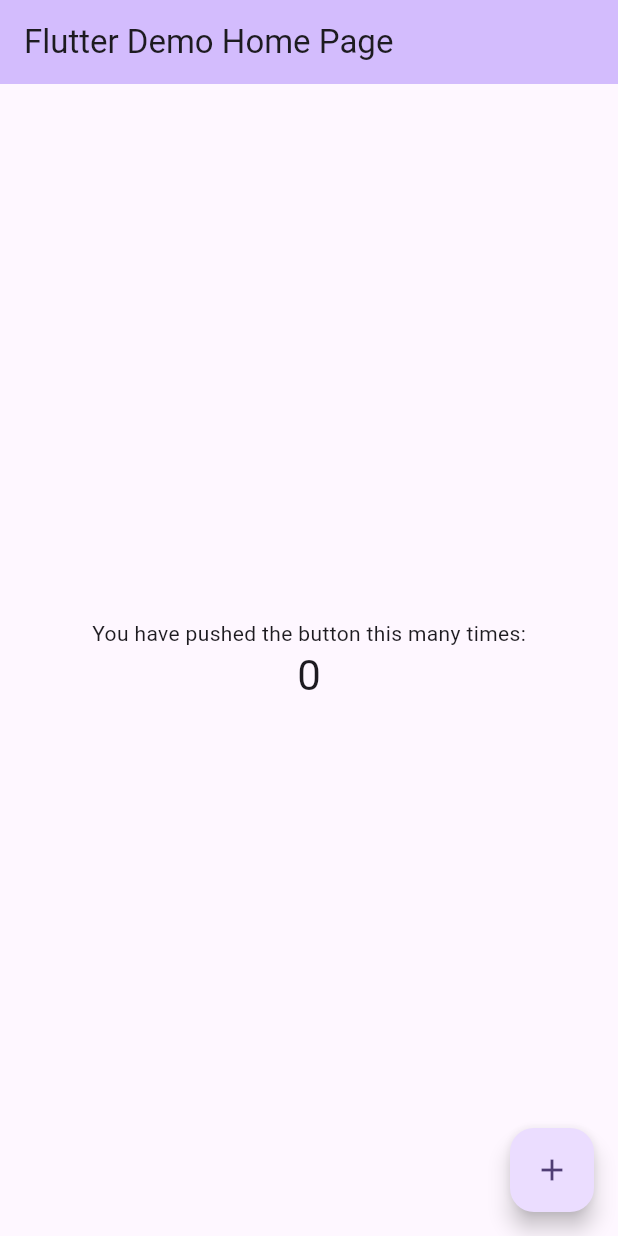
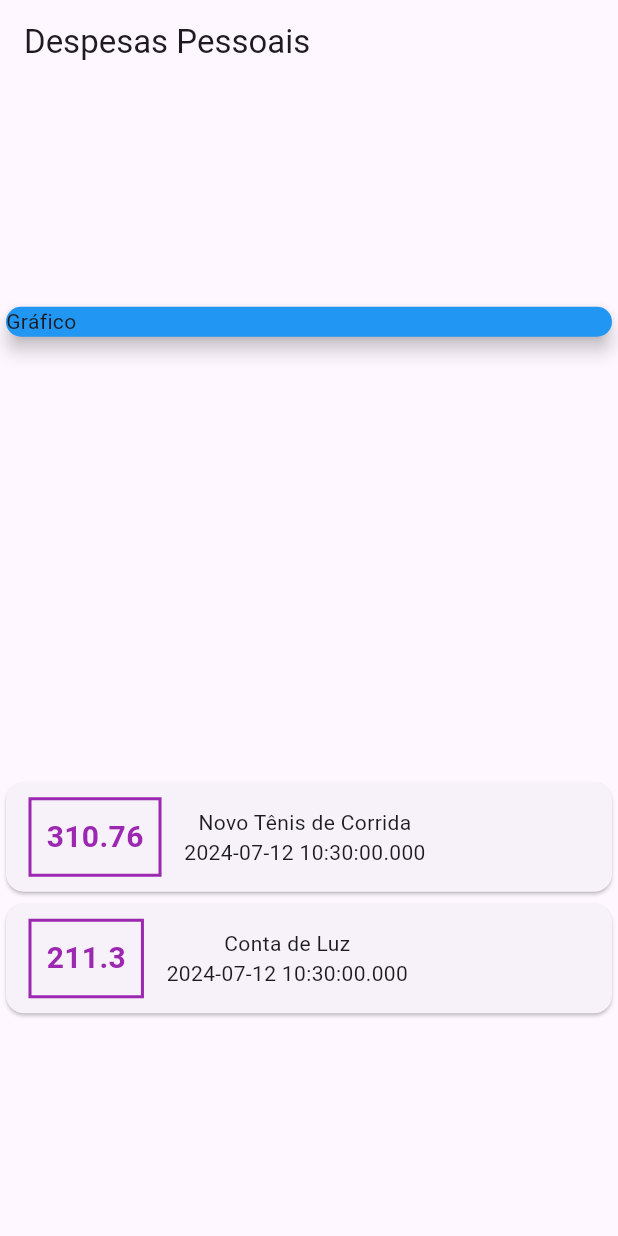
Before and after one commit to Jennyads/expenses-flutter, a Flutter app: the screen it shows after launch, on a phone screen of 412 x 824 dp. Run offline on Flutter 3.47's test engine with Material 3 defaults, Android fonts, the phone set to English and light mode, and no system bars.

Commit message:
added style

```diff
--- a/lib/main.dart
+++ b/lib/main.dart
@@ -1,125 +1,89 @@
 import 'package:flutter/material.dart';
+import 'models/transaction.dart';
 
-void main() {
-  runApp(const MyApp());
+main() => runApp(const ExpensesApp());
+
+class ExpensesApp extends StatelessWidget {
+  const ExpensesApp({Key? key}) : super(key: key);
+  @override
+  Widget build(BuildContext context) {
+    return MaterialApp(home: MyHomePage());
+  }
 }
 
-class MyApp extends StatelessWidget {
-  const MyApp({super.key});
+class MyHomePage extends StatelessWidget {
+  MyHomePage({Key? key}) : super(key: key);
+  final _transactions = [
+    Transaction(
+      id: 't1',
+      title: 'Novo Tênis de Corrida',
+      value: 310.76,
+      date: DateTime.now(),
+    ),
+    Transaction(
+      id: 't2',
+      title: 'Conta de Luz',
+      value: 211.30,
+      date: DateTime.now(),
+    ),
+  ];
 
-  // This widget is the root of your application.
   @override
   Widget build(BuildContext context) {
-    return MaterialApp(
-      title: 'Flutter Demo',
-      theme: ThemeData(
-        // This is the theme of your application.
-        //
-        // TRY THIS: Try running your application with "flutter run". You'll see
-        // the application has a purple toolbar. Then, without quitting the app,
-        // try changing the seedColor in the colorScheme below to Colors.green
-        // and then invoke "hot reload" (save your changes or press the "hot
-        // reload" button in a Flutter-supported IDE, or press "r" if you used
-        // the command line to start the app).
-        //
-        // Notice that the counter didn't reset back to zero; the application
-        // state is not lost during the reload. To reset the state, use hot
-        // restart instead.
-        //
-        // This works for code too, not just values: Most code changes can be
-        // tested with just a hot reload.
-        colorScheme: ColorScheme.fromSeed(seedColor: Colors.deepPurple),
-        useMaterial3: true,
+    return Scaffold(
+      appBar: AppBar(
+        title: const Text('Despesas Pessoais'),
       ),
-      home: const MyHomePage(title: 'Flutter Demo Home Page'),
+      body: Column(
+        mainAxisAlignment: MainAxisAlignment.spaceAround,
+        crossAxisAlignment: CrossAxisAlignment.stretch,
+        children: [
+          const SizedBox(
+            child: Card(
+              color: Colors.blue,
+              child: Text('Gráfico'),
+              elevation: 5,
+            ),
+          ),
+          Column(
+            children: _transactions.map((tr) {
+              return Card(
+                child: Row(
+                  children: [
+                    Container(
+                      margin: const EdgeInsets.symmetric(
+                        horizontal: 15,
+                        vertical: 10,
+                      ),
+                      decoration: BoxDecoration(
+                        border: Border.all(
+                          color: Colors.purple,
+                          width: 2,
+                        ),
+                      ),
+                      padding: const EdgeInsets.all(10),
+                      child: Text(
+                        tr.value.toString(),
+                        style: const TextStyle(
+                          fontWeight: FontWeight.bold,
+                          fontSize: 20,
+                          color: Colors.purple,
+                        ),
+                      ),
+                    ),
+                    Column(
+                      children: [
+                        Text(tr.title),
+                        Text(tr.date.toString()),
+                      ],
+                    ),
+                  ],
+                ),
+              );
+            }).toList(),
+          ),
+        ],
+      ),
     );
   }
 }
-
-class MyHomePage extends StatefulWidget {
-  const MyHomePage({super.key, required this.title});
-
-  // This widget is the home page of your application. It is stateful, meaning
-  // that it has a State object (defined below) that contains fields that affect
-  // how it looks.
-
-  // This class is the configuration for the state. It holds the values (in this
-  // case the title) provided by the parent (in this case the App widget) and
-  // used by the build method of the State. Fields in a Widget subclass are
-  // always marked "final".
-
-  final String title;
-
-  @override
-  State<MyHomePage> createState() => _MyHomePageState();
-}
-
-class _MyHomePageState extends State<MyHomePage> {
-  int _counter = 0;
-
-  void _incrementCounter() {
-    setState(() {
-      // This call to setState tells the Flutter framework that something has
-      // changed in this State, which causes it to rerun the build method below
-      // so that the display can reflect the updated values. If we changed
-      // _counter without calling setState(), then the build method would not be
-      // called again, and so nothing would appear to happen.
-      _counter++;
-    });
-  }
-
-  @override
-  Widget build(BuildContext context) {
-    // This method is rerun every time setState is called, for instance as done
-    // by the _incrementCounter method above.
-    //
-    // The Flutter framework has been optimized to make rerunning build methods
-    // fast, so that you can just rebuild anything that needs updating rather
-    // than having to individually change instances of widgets.
-    return Scaffold(
-      appBar: AppBar(
-        // TRY THIS: Try changing the color here to a specific color (to
-        // Colors.amber, perhaps?) and trigger a hot reload to see the AppBar
-        // change color while the other colors stay the same.
-        backgroundColor: Theme.of(context).colorScheme.inversePrimary,
-        // Here we take the value from the MyHomePage object that was created by
-        // the App.build method, and use it to set our appbar title.
-        title: Text(widget.title),
-      ),
-      body: Center(
-        // Center is a layout widget. It takes a single child and positions it
-        // in the middle of the parent.
-        child: Column(
-          // Column is also a layout widget. It takes a list of children and
-          // arranges them vertically. By default, it sizes itself to fit its
-          // children horizontally, and tries to be as tall as its parent.
-          //
-          // Column has various properties to control how it sizes itself and
-          // how it positions its children. Here we use mainAxisAlignment to
-          // center the children vertically; the main axis here is the vertical
-          // axis because Columns are vertical (the cross axis would be
-          // horizontal).
-          //
-          // TRY THIS: Invoke "debug painting" (choose the "Toggle Debug Paint"
-          // action in the IDE, or press "p" in the console), to see the
-          // wireframe for each widget.
-          mainAxisAlignment: MainAxisAlignment.center,
-          children: <Widget>[
-            const Text(
-              'You have pushed the button this many times:',
-            ),
-            Text(
-              '$_counter',
-              style: Theme.of(context).textTheme.headlineMedium,
-            ),
-          ],
-        ),
-      ),
-      floatingActionButton: FloatingActionButton(
-        onPressed: _incrementCounter,
-        tooltip: 'Increment',
-        child: const Icon(Icons.add),
-      ), // This trailing comma makes auto-formatting nicer for build methods.
-    );
-  }
-}
--- /dev/null
+++ b/lib/models/transaction.dart
@@ -0,0 +1,13 @@
+class Transaction {
+	final String id;
+	final String title;
+	final double value;
+	final DateTime date;
+
+	Transaction({
+	  required this.id,
+	  required this.title,
+	  required this.value,
+	  required this.date,
+	});
+  }
```
